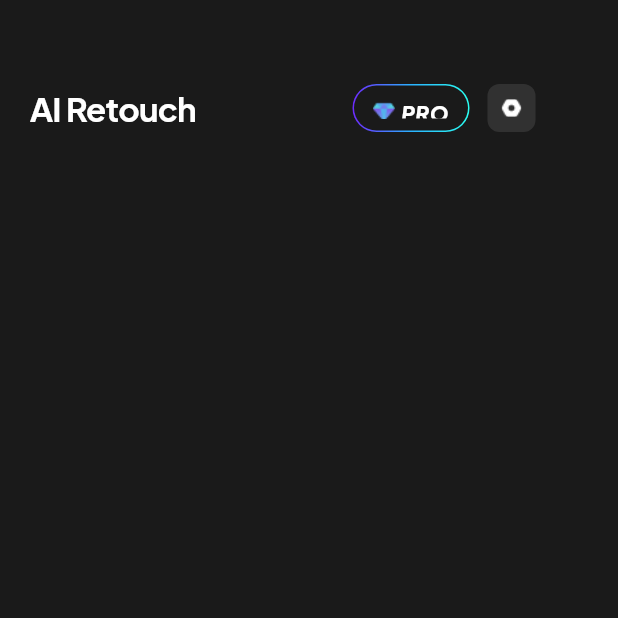
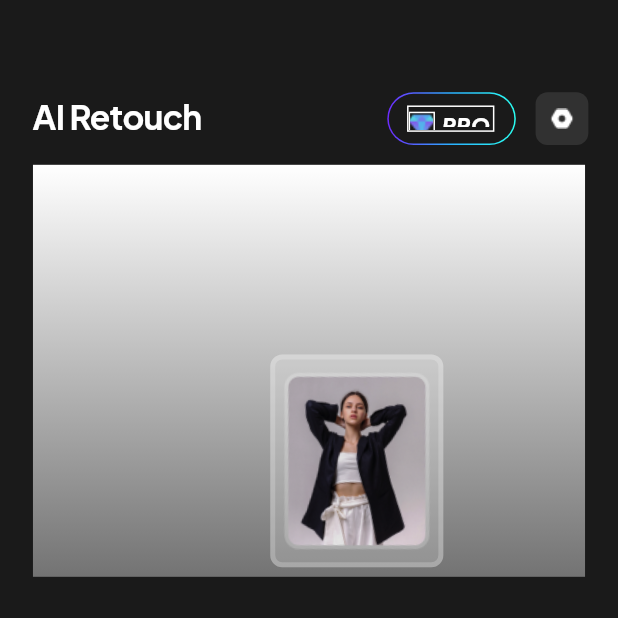
Before and after one commit to Vuong30102001/ai_retouch, a Flutter app: the screen it shows after launch, on a phone screen of 412 x 824 dp, the top half of it. Run offline on Flutter 3.47's test engine with Material 3 defaults, Android fonts, the phone set to English and light mode, and no system bars; our stand-ins replace flutter_screenutil, gap.

Commit message:
Update Pro Button Widget

```diff
--- a/lib/features/app_name/presentation/widget/app_name.dart
+++ b/lib/features/app_name/presentation/widget/app_name.dart
@@ -1,19 +1,20 @@
 import 'package:flutter/material.dart';
+import 'package:flutter_screenutil/flutter_screenutil.dart';
 
 class AppName extends StatelessWidget {
   const AppName({super.key});
 
   @override
   Widget build(BuildContext context) {
-    return const Text(
+    return Text(
       'AI Retouch',
       style: TextStyle(
         fontFamily: 'PlusJakartaSans',
         fontWeight: FontWeight.w700,
-        fontSize: 22,
-        height: 32 / 22, // Line height
-        letterSpacing: -0.5, // Khoảng cách chữ
-        color: Color(0xFFFFFFFF),
+        fontSize: 22.sp,
+        height: 32 / 22,
+        letterSpacing: -0.5,
+        color: const Color(0xFFFFFFFF),
       ),
     );
   }
--- a/lib/features/app_name/presentation/widget/app_name_widget.dart
+++ b/lib/features/app_name/presentation/widget/app_name_widget.dart
@@ -1,5 +1,6 @@
 import 'package:ai_retouch/features/app_name/presentation/widget/app_name.dart';
 import 'package:flutter/material.dart';
+import 'package:flutter_screenutil/flutter_screenutil.dart';
 
 class AppNameWidget extends StatelessWidget {
   const AppNameWidget({super.key});
@@ -7,11 +8,11 @@ class AppNameWidget extends StatelessWidget {
   @override
   Widget build(BuildContext context) {
     return Positioned(
-      top: 56,
-      left: 20,
+      top: 56.w,
+      left: 20.w,
       child: Container(
-        width: 112,
-        height: 32,
+        width: 112.w,
+        height: 32.w,
         child: const AppName(),
       ),
     );
--- /dev/null
+++ b/lib/features/banner_1/presentation/widget/banner_1_image.dart
@@ -0,0 +1,38 @@
+import 'package:flutter/material.dart';
+import 'package:flutter_screenutil/flutter_screenutil.dart';
+
+class Banner1Image extends StatelessWidget {
+  const Banner1Image({super.key});
+
+  @override
+  Widget build(BuildContext context) {
+    return Positioned(
+      top: 115.14.w,
+      left: 144.w,
+      child: Container(
+        width: 105.w,
+        height: 129.w,
+        decoration: BoxDecoration(
+          color: Color(0xFFFFFFFF).withOpacity(0.2),
+          borderRadius: BorderRadius.circular(8),
+          border: Border.all(
+            width: 3.w,
+            color: Color(0xFFFFFFFF).withOpacity(0.2),
+          ),
+        ),
+        child: Transform.rotate(
+          angle: degreeToRadian(6.64),
+          child: Image.asset(
+            'assets/images/image_banner_1.png',
+            width: 105.w,
+            height: 129.w,
+          ),
+        ),
+      ),
+    );
+  }
+}
+
+double degreeToRadian(double degree) {
+  return degree * (3.14159265359 / 180);
+}
--- /dev/null
+++ b/lib/features/banner_1/presentation/widget/banner_1_widget.dart
@@ -0,0 +1,38 @@
+import 'package:ai_retouch/features/banner_1/presentation/widget/banner_1_image.dart';
+import 'package:flutter/material.dart';
+import 'package:flutter_screenutil/flutter_screenutil.dart';
+
+class Banner1Widget extends StatelessWidget {
+  const Banner1Widget({super.key});
+
+  @override
+  Widget build(BuildContext context) {
+    return Stack(
+      children: [
+        Positioned(
+          top: 100.w,
+          left: 20.w,
+          child: Container(
+            width: 335.w,
+            height: 250.w,
+            decoration: const BoxDecoration(
+              gradient: LinearGradient(
+                colors: [
+                  Color(0xFFFFFFFF),
+                  Color(0xFF737373),
+                ],
+                begin: Alignment.topCenter,
+                end: Alignment.bottomCenter,
+              )
+            ),
+            child: Stack(
+              children: [
+                Banner1Image(),
+              ],
+            ),
+          ),
+        )
+      ],
+    );
+  }
+}
--- a/lib/features/home/presentation/screen/home_screen.dart
+++ b/lib/features/home/presentation/screen/home_screen.dart
@@ -1,5 +1,7 @@
+import 'package:ai_retouch/features/banner_1/presentation/widget/banner_1_widget.dart';
 import 'package:ai_retouch/features/setting_button/presentation/widget/setting_button_widget.dart';
 import 'package:flutter/material.dart';
+import 'package:flutter_screenutil/flutter_screenutil.dart';
 
 import '../../../app_name/presentation/widget/app_name_widget.dart';
 import '../../../pro_button/presentation/widget/pro_button_widget.dart';
@@ -15,6 +17,7 @@ class HomeScreen extends StatelessWidget {
           AppNameWidget(),
           ProButtonWidget(),
           SettingButtonWidget(),
+          Banner1Widget(),
         ],
       ),
     );
--- a/lib/features/pro_button/presentation/widget/pro_button_widget.dart
+++ b/lib/features/pro_button/presentation/widget/pro_button_widget.dart
@@ -2,6 +2,7 @@ import 'package:ai_retouch/core/routing/app_router.dart';
 import 'package:ai_retouch/features/pro_button/presentation/widget/pro_image.dart';
 import 'package:ai_retouch/features/pro_button/presentation/widget/pro_text.dart';
 import 'package:flutter/material.dart';
+import 'package:flutter_screenutil/flutter_screenutil.dart';
 import 'package:gap/gap.dart';
 
 class ProButtonWidget extends StatelessWidget {
@@ -10,13 +11,13 @@ class ProButtonWidget extends StatelessWidget {
   @override
   Widget build(BuildContext context) {
     return Positioned(
-      top: 56,
-      left: 235,
+        top: 56.w,
+        left: 235.w,
         child: GestureDetector(
             onTap: () => AppRouter.navigatorToProPage(context),
             child: Container(
-        width: 78,
-        height: 32,
+                width: 78.w,
+                height: 32.w,
                 decoration: BoxDecoration(
                   gradient: LinearGradient(
                     colors: [
@@ -32,43 +33,56 @@ class ProButtonWidget extends StatelessWidget {
                 child: Stack(
                     alignment: Alignment.center,
                     children: [
-            // Button chính (nền)
                       Container(
                         margin: EdgeInsets.all(1),
                         decoration: BoxDecoration(
-                color: Theme.of(context).scaffoldBackgroundColor,
+                          color: Theme
+                              .of(context)
+                              .scaffoldBackgroundColor,
                           borderRadius: BorderRadius.circular(24),
                         ),
                       ),
-            // Khung bên trong
                       Positioned(
-              top: 8,
-              left: 12,
-              child: Column(
-                children: [
-                  Container(
-                    width: 53,
-                    height: 16,
+                          top: 8.w,
+                          left: 12.w,
+                          child: Container(
+                            width: 53.w,
+                            height: 16.w,
                             decoration: BoxDecoration(
                               border: Border.all(
-                        color: Theme.of(context).scaffoldBackgroundColor,
+                                // color: Theme.of(context).scaffoldBackgroundColor,
+                                color: Colors.white,
                                 width: 1,
                               ),
                             ),
-                    child: const Stack(
+                            child: Stack(
                               children: [
-                        ProImage(),
-                        ProText(),
-                      ],
+                                Positioned(
+                                    top: 2.87.w,
+                                    left: 0.03.w,
+                                  child: Container(
+                                    width: 16.w,
+                                    height: 16.w,
+                                    decoration: BoxDecoration(
+                                      border: Border.all(
+                                        color: Colors.white,
+                                        width: 1,
                                       )
                                     ),
-                  const Gap(6),
-                ],
-              )
+                                    child: const ProImage(),
+                                  ),
+                                ),
+                                const Align(
+                                      alignment: Alignment.centerRight,
+                                      child: ProText(),
                                     ),
                               ],
                             ),
-      ),
+                          )
+                      )
+                    ]
+                )
+            )
         )
     );
   }
--- a/lib/features/pro_button/presentation/widget/pro_image.dart
+++ b/lib/features/pro_button/presentation/widget/pro_image.dart
@@ -1,19 +1,16 @@
 import 'package:flutter/material.dart';
+import 'package:flutter_screenutil/flutter_screenutil.dart';
 
 class ProImage extends StatelessWidget {
   const ProImage({super.key});
 
   @override
   Widget build(BuildContext context) {
-    return Positioned(
-      top: 2.87,
-      left: 0.03,
-      child: Image.asset(
-        'assets/images/pro.png',
-        width: 15.87  ,
-        height: 13.13,
-        fit: BoxFit.contain,
-      ),
+    return Image.asset(
+          'assets/images/pro.png',
+          width: 15.87.w,
+          height: 13.13.w,
+          fit: BoxFit.fitHeight,
     );
   }
 }
--- a/lib/features/pro_button/presentation/widget/pro_text.dart
+++ b/lib/features/pro_button/presentation/widget/pro_text.dart
@@ -1,25 +1,22 @@
 import 'package:flutter/material.dart';
+import 'package:flutter_screenutil/flutter_screenutil.dart';
 
 class ProText extends StatelessWidget {
   const ProText({super.key});
 
   @override
   Widget build(BuildContext context) {
-    return const Positioned(
-      right: 0,
-      bottom: 0,
-      top: 0,
-      child: Align(
-        alignment: Alignment.center,
+    return SizedBox(
+      width: 31.w,
+      height: 10.w,
       child: Text(
         'PRO',
         style: TextStyle(
           fontFamily: 'PlusJakartaSans-Italic',
           fontWeight: FontWeight.w800,
-            height: 20/14,
+          // height: 20/14,
           color: Colors.white,
-            fontSize: 14,
-          ),
+          fontSize: 14.sp,
         ),
       ),
     );
--- a/lib/features/setting_button/presentation/widget/setting_button.dart
+++ b/lib/features/setting_button/presentation/widget/setting_button.dart
@@ -1,4 +1,5 @@
 import 'package:flutter/material.dart';
+import 'package:flutter_screenutil/flutter_screenutil.dart';
 
 class SettingButton extends StatelessWidget {
   const SettingButton({super.key});
@@ -7,8 +8,8 @@ class SettingButton extends StatelessWidget {
   Widget build(BuildContext context) {
     return Image.asset(
         'assets/images/Vector.png',
-        width: 14.33,
-        height: 13,
+        width: 14.33.w,
+        height: 13.w,
     );
   }
 }
--- a/lib/features/setting_button/presentation/widget/setting_button_widget.dart
+++ b/lib/features/setting_button/presentation/widget/setting_button_widget.dart
@@ -1,5 +1,6 @@
 import 'package:ai_retouch/features/setting_button/presentation/widget/setting_button.dart';
 import 'package:flutter/material.dart';
+import 'package:flutter_screenutil/flutter_screenutil.dart';
 
 class SettingButtonWidget extends StatelessWidget {
   const SettingButtonWidget({super.key});
@@ -9,30 +10,30 @@ class SettingButtonWidget extends StatelessWidget {
     return Stack(
       children: [
         Positioned(
-          top: 56,
-          left: 325,
+          top: 56.w,
+          left: 325.w,
           child: Stack(
             children: [
               Container(
-                width: 32,
-                height: 32,
+                width: 32.w,
+                height: 32.w,
                 decoration: BoxDecoration(
                   color: const Color(0xFFFFFFFF).withOpacity(0.1),
                   borderRadius: BorderRadius.circular(8),
                 ),
               ),
               Positioned(
-                  top: 8,
-                  left: 8,
+                  top: 8.w,
+                  left: 8.w,
                   child: Stack(
                     children: [
                       Container(
-                        width: 16,
-                        height: 16,
+                        width: 16.w,
+                        height: 16.w,
                       ),
                       Positioned(
-                          top: 1.5,
-                          left: 0.83,
+                          top: 1.5.w,
+                          left: 0.83.w,
                           child: SettingButton()
                       )
                     ],
--- a/lib/main.dart
+++ b/lib/main.dart
@@ -1,7 +1,8 @@
 import 'package:flutter/material.dart';
+import 'package:flutter_screenutil/flutter_screenutil.dart';
 import 'features/home/presentation/screen/home_screen.dart';
 
-void main(){
+void main() {
   runApp(const MyApp());
 }
 
@@ -10,12 +11,20 @@ class MyApp extends StatelessWidget {
 
   @override
   Widget build(BuildContext context) {
+    return ScreenUtilInit(
+      designSize: const Size(375, 812),
+      minTextAdapt: true,
+      splitScreenMode: true,
+      builder: (_,  child){
         return MaterialApp(
+          debugShowCheckedModeBanner: false,
           title: 'AI Retouch',
           theme: ThemeData(
             scaffoldBackgroundColor: Color(0xFF1A1A1A),
           ),
           home: HomeScreen(),
         );
+      },
+    );
   }
 }
--- a/pubspec.yaml
+++ b/pubspec.yaml
@@ -42,6 +42,7 @@ dependencies:
   equatable: ^2.0.7
   provider: ^6.1.2
   gap: ^3.0.1
+  flutter_screenutil: ^5.9.3
 
 dev_dependencies:
   flutter_test:
@@ -62,6 +63,7 @@ flutter:
   assets:
     - assets/images/pro.png
     - assets/images/Vector.png
+    - assets/images/image_banner_1.png
   fonts:
     - family: PlusJakartaSans
       fonts:
```
Also changed, not shown: assets/images/image_banner_1.png (added), pubspec.lock. Lines whose indentation alone changed are shown as unchanged.
